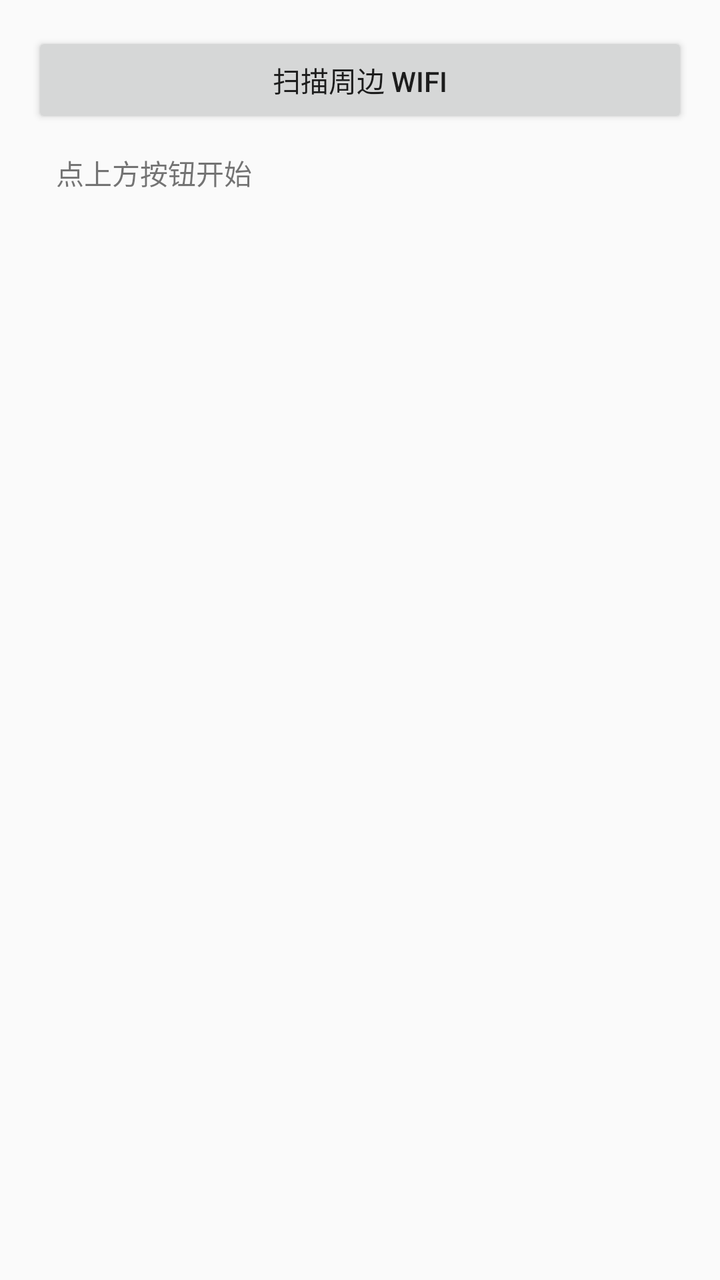
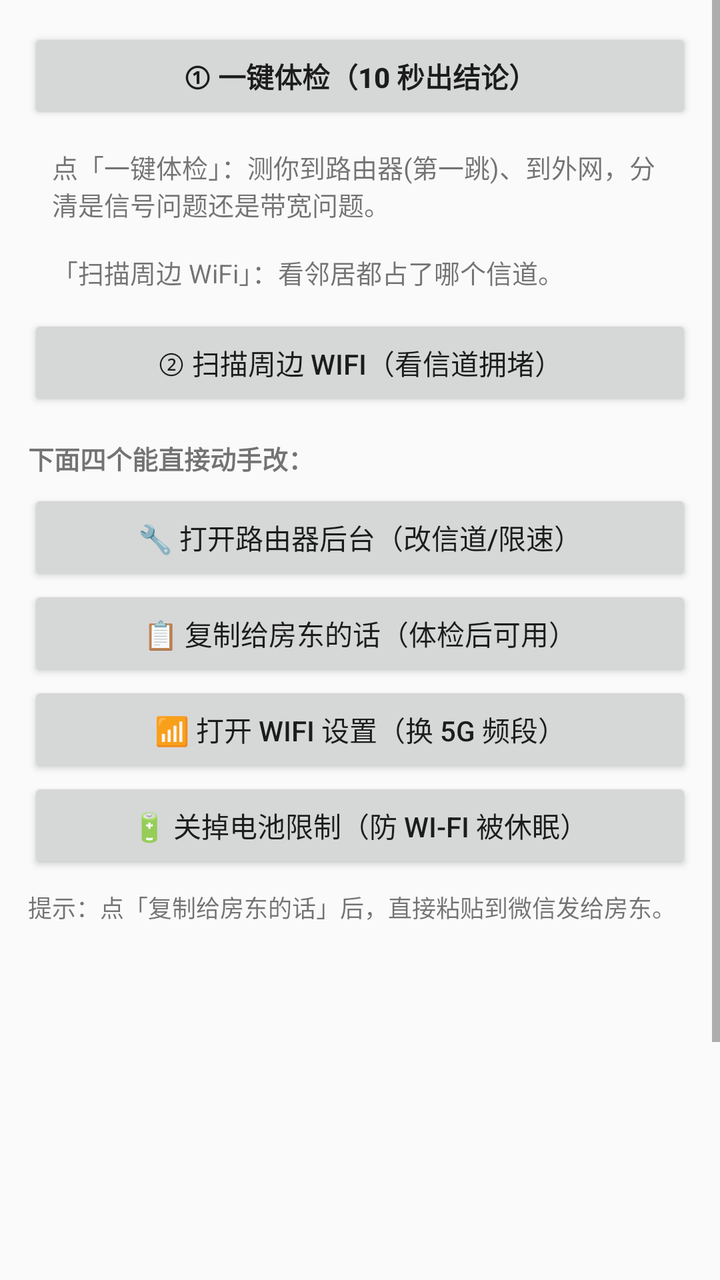

An Android layout rendered at two revisions. The XML below is the earlier revision; the diff shows what the commit changed to produce the second picture.
<!-- AndroidManifest.xml: application theme Theme.AppCompat.DayNight.NoActionBar -->
<!-- res/layout/activity_main.xml -->
<?xml version="1.0" encoding="utf-8"?>
<LinearLayout xmlns:android="http://schemas.android.com/apk/res/android"
    android:orientation="vertical"
    android:padding="16dp"
    android:layout_width="match_parent"
    android:layout_height="match_parent">

    <Button
        android:id="@+id/scan"
        android:text="扫描周边 WiFi"
        android:layout_width="match_parent"
        android:layout_height="wrap_content" />

    <TextView
        android:id="@+id/verdict"
        android:text="点上方按钮开始"
        android:padding="12dp"
        android:textSize="14sp"
        android:layout_width="match_parent"
        android:layout_height="wrap_content" />

    <ListView
        android:id="@+id/list"
        android:layout_width="match_parent"
        android:layout_height="0dp"
        android:layout_weight="1" />
</LinearLayout>
<!-- resources referenced by this layout -->
<resources>

</resources>

<!-- the commit's change to res/layout/activity_main.xml (unified diff, before → after) -->
@@ -1,27 +1,81 @@
 <?xml version="1.0" encoding="utf-8"?>
-<LinearLayout xmlns:android="http://schemas.android.com/apk/res/android"
-    android:orientation="vertical"
-    android:padding="16dp"
+<ScrollView xmlns:android="http://schemas.android.com/apk/res/android"
     android:layout_width="match_parent"
-    android:layout_height="match_parent">
+    android:layout_height="match_parent"
+    android:fillViewport="true">
 
-    <Button
-        android:id="@+id/scan"
-        android:text="扫描周边 WiFi"
+    <LinearLayout
+        android:orientation="vertical"
+        android:padding="14dp"
         android:layout_width="match_parent"
-        android:layout_height="wrap_content" />
+        android:layout_height="wrap_content">
 
-    <TextView
-        android:id="@+id/verdict"
-        android:text="点上方按钮开始"
-        android:padding="12dp"
-        android:textSize="14sp"
-        android:layout_width="match_parent"
-        android:layout_height="wrap_content" />
+        <Button
+            android:id="@+id/check"
+            android:text="① 一键体检（10 秒出结论）"
+            android:textStyle="bold"
+            android:layout_width="match_parent"
+            android:layout_height="wrap_content" />
 
-    <ListView
-        android:id="@+id/list"
-        android:layout_width="match_parent"
-        android:layout_height="0dp"
-        android:layout_weight="1" />
-</LinearLayout>
+        <TextView
+            android:id="@+id/verdict"
+            android:text="点「一键体检」：测你到路由器(第一跳)、到外网，分清是信号问题还是带宽问题。\n\n「扫描周边 WiFi」：看邻居都占了哪个信道。"
+            android:padding="12dp"
+            android:textSize="13sp"
+            android:layout_width="match_parent"
+            android:layout_height="wrap_content" />
+
+        <Button
+            android:id="@+id/scan"
+            android:text="② 扫描周边 WiFi（看信道拥堵）"
+            android:layout_width="match_parent"
+            android:layout_height="wrap_content" />
+
+        <TextView
+            android:text="下面四个能直接动手改："
+            android:paddingTop="14dp"
+            android:paddingBottom="6dp"
+            android:textSize="13sp"
+            android:textStyle="bold"
+            android:layout_width="match_parent"
+            android:layout_height="wrap_content" />
+
+        <Button
+            android:id="@+id/btnRouter"
+            android:text="🔧 打开路由器后台（改信道/限速）"
+            android:layout_width="match_parent"
+            android:layout_height="wrap_content" />
+
+        <Button
+            android:id="@+id/btnCopy"
+            android:text="📋 复制给房东的话（体检后可用）"
+            android:layout_width="match_parent"
+            android:layout_height="wrap_content" />
+
+        <Button
+            android:id="@+id/btnWifiSet"
+            android:text="📶 打开 WiFi 设置（换 5G 频段）"
+            android:layout_width="match_parent"
+            android:layout_height="wrap_content" />
+
+        <Button
+            android:id="@+id/btnBattery"
+            android:text="🔋 关掉电池限制（防 Wi-Fi 被休眠）"
+            android:layout_width="match_parent"
+            android:layout_height="wrap_content" />
+
+        <TextView
+            android:id="@+id/tvTip"
+            android:text="提示：点「复制给房东的话」后，直接粘贴到微信发给房东。"
+            android:paddingTop="8dp"
+            android:paddingBottom="10dp"
+            android:textSize="12sp"
+            android:layout_width="match_parent"
+            android:layout_height="wrap_content" />
+
+        <ListView
+            android:id="@+id/list"
+            android:layout_width="match_parent"
+            android:layout_height="300dp" />
+    </LinearLayout>
+</ScrollView>
